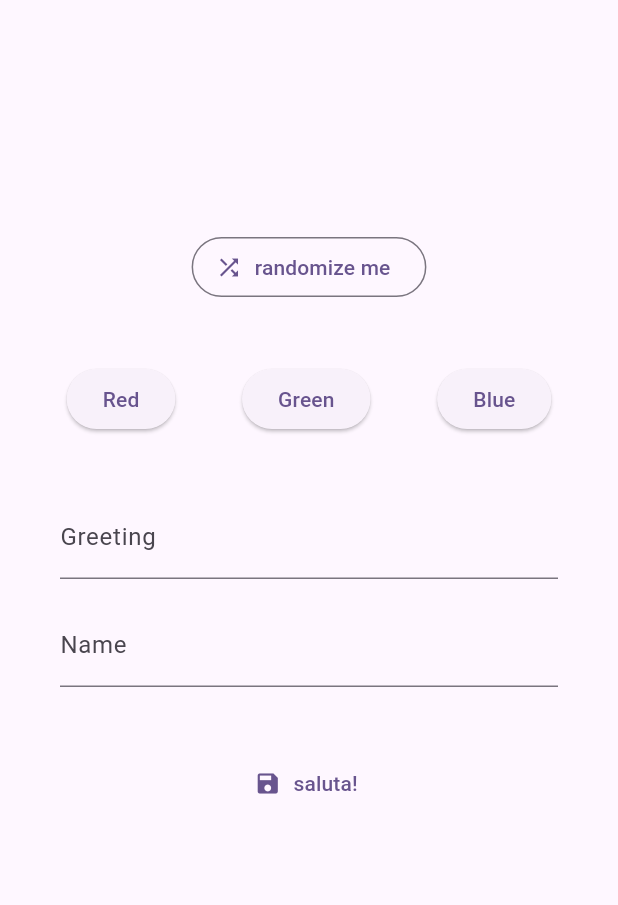
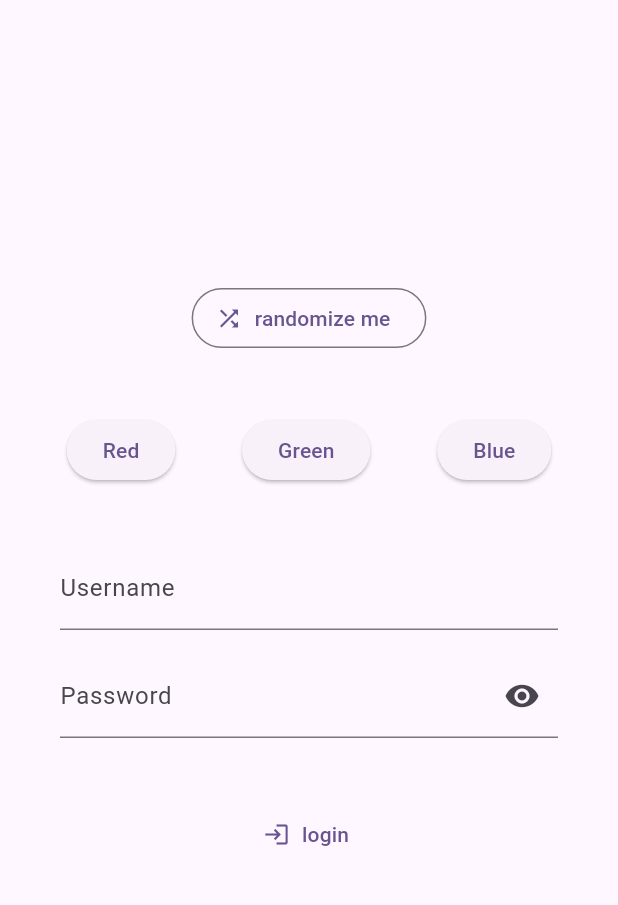
Before and after one commit to mousty00/corso_flutter_soluzione_1, a Flutter app: the screen it shows after launch, on a phone screen of 412 x 824 dp, the part 84-989 px from its top. Run offline on Flutter 3.47's test engine with Material 3 defaults, Android fonts, the phone set to English and light mode, and no system bars.

Commit message:
our first login form

```diff
--- a/lib/advanced_greeter.dart
+++ /dev/null
@@ -1,118 +0,0 @@
-import 'package:flutter/material.dart';
-
-class AdvancedGreeter extends StatefulWidget {
-  const AdvancedGreeter({super.key});
-
-  @override
-  State<AdvancedGreeter> createState() => _AdvancedGreeterState();
-}
-
-class _AdvancedGreeterState extends State<AdvancedGreeter> {
-  String? output;
-  final _formKey = GlobalKey<FormState>();
-  late final TextEditingController greetController;
-  late final TextEditingController nameController;
-
-  @override
-  void initState() {
-    super.initState();
-    greetController = TextEditingController();
-    nameController = TextEditingController();
-  }
-
-  @override
-  void dispose() {
-    nameController.dispose();
-    greetController.dispose();
-    super.dispose();
-  }
-
-  @override
-  Widget build(BuildContext context) {
-    return Form(
-      key: _formKey,
-      child: Column(
-        spacing: 4,
-        children: [
-          // greet field
-          TextFormField(
-            controller: greetController,
-            textInputAction: TextInputAction.next,
-            decoration: InputDecoration(
-              labelText: "Greeting",
-              hintText: "Enter your greeting here!",
-            ),
-            validator: (value) {
-              if (value == null) {
-                return 'Please enter some text';
-              }
-              if (value.isEmpty) {
-                return "Only non empty values are allowed";
-              }
-              if (value.length < 2) {
-                return "At least 2 characters are required";
-              }
-
-              return null;
-            },
-          ),
-          SizedBox(height: 8),
-          // name field
-          TextFormField(
-            controller: nameController,
-            decoration: InputDecoration(
-              labelText: "Name",
-              hintText: "Enter your name here!",
-            ),
-            textInputAction: TextInputAction.done,
-            validator: (value) {
-              if (value == null) {
-                return 'Please enter some text';
-              }
-              if (value.isEmpty) {
-                return "Only non empty values are allowed";
-              }
-              if (value.length < 3) {
-                return "At least 3 characters are required";
-              }
-
-              return null;
-            },
-            onFieldSubmitted: (value) {
-              _save();
-            },
-          ),
-          SizedBox(height: 32),
-          TextButton.icon(
-            onPressed: _save,
-            icon: Icon(Icons.save),
-            label: Text("saluta!"),
-          ),
-          SizedBox(height: 64),
-          if (output != null)
-            Text(output!, style: TextStyle(fontWeight: FontWeight.bold)),
-        ],
-      ),
-    );
-  }
-
-  void _save() {
-    // if form è valido
-    //   mostra il saluto
-    // altrimenti
-    //   togli il saluto, mostra errori
-    final validate = _formKey.currentState?.validate();
-    final isValid = validate ?? false;
-    if (isValid) {
-      final greet = greetController.text;
-      final name = nameController.text;
-      setState(() {
-        output = "$greet, $name!";
-      });
-    } else {
-      setState(() {
-        output = null;
-      });
-    }
-  }
-}
--- /dev/null
+++ b/lib/login_form.dart
@@ -0,0 +1,128 @@
+import 'package:flutter/material.dart';
+
+class LoginForm extends StatefulWidget {
+  const LoginForm({super.key});
+
+  @override
+  State<LoginForm> createState() => _LoginFormState();
+}
+
+class _LoginFormState extends State<LoginForm> {
+  final formKey = GlobalKey<FormState>();
+  late final TextEditingController usernameController;
+  late final TextEditingController passwordController;
+  bool obscurePassword = true;
+  Future<void>? loginFuture;
+
+  @override
+  void initState() {
+    super.initState();
+    usernameController = TextEditingController();
+    passwordController = TextEditingController();
+  }
+
+  @override
+  void dispose() {
+    passwordController.dispose();
+    usernameController.dispose();
+    super.dispose();
+  }
+
+  @override
+  Widget build(BuildContext context) {
+    return Form(
+      key: formKey,
+      child: Column(
+        spacing: 4,
+        children: [
+          // greet field
+          TextFormField(
+            controller: usernameController,
+            textInputAction: TextInputAction.next,
+            decoration: InputDecoration(
+              labelText: "Username",
+              hintText: "Enter your username here!",
+            ),
+            validator: (value) {
+              if (value == null || value.isEmpty) {
+                return "field cannot be empty";
+              }
+              if (value.length < 8) {
+                return "an username must be at least 8 characters long";
+              }
+
+              return null;
+            },
+          ),
+          SizedBox(height: 8),
+          // name field
+          TextFormField(
+            controller: passwordController,
+            obscureText: obscurePassword,
+            obscuringCharacter: "-",
+            decoration: InputDecoration(
+              labelText: "Password",
+              hintText: "Enter your password here!",
+              suffixIcon: IconButton(
+                onPressed: () {
+                  setState(() {
+                    obscurePassword = !obscurePassword;
+                  });
+                },
+                icon: Icon(
+                  obscurePassword ? Icons.visibility : Icons.visibility_off,
+                ),
+              ),
+            ),
+            textInputAction: TextInputAction.done,
+            validator: (value) {
+              if (value == null || value.isEmpty) {
+                return "password cannot be empty";
+              }
+
+              return null;
+            },
+            onFieldSubmitted: (value) {
+              _login();
+            },
+          ),
+          SizedBox(height: 32),
+          FutureBuilder(
+            future: loginFuture,
+            builder: (context, snapshot) {
+              final isLoading =
+                  snapshot.connectionState == ConnectionState.waiting;
+
+              return TextButton.icon(
+                onPressed: isLoading ? null : _login,
+                icon: isLoading
+                    ? SizedBox.square(
+                        dimension: 16,
+                        child: CircularProgressIndicator(strokeWidth: 1.75),
+                      )
+                    : Icon(Icons.login),
+                label: Text("login"),
+              );
+            },
+          ),
+        ],
+      ),
+    );
+  }
+
+  void _login() {
+    final validate = formKey.currentState?.validate();
+    final isValid = validate ?? false;
+    if (isValid) {
+      final username = usernameController.text;
+      final password = passwordController.text;
+
+      setState(() {
+        loginFuture = Future.delayed(Duration(milliseconds: 3500), () {
+          // TODO: POST al server con username e password
+          print("login effettuato!");
+        });
+      });
+    }
+  }
+}
--- a/lib/main.dart
+++ b/lib/main.dart
@@ -1,6 +1,6 @@
 import 'dart:math';
 
-import 'package:color_changer/advanced_greeter.dart';
+import 'package:color_changer/login_form.dart';
 import 'package:flutter/material.dart';
 
 void main() {
@@ -99,7 +99,7 @@
                 SizedBox(height: 40),
                 Padding(
                   padding: const EdgeInsets.symmetric(horizontal: 40),
-                  child: AdvancedGreeter(),
+                  child: LoginForm(),
                 ),
               ],
             ),
```
